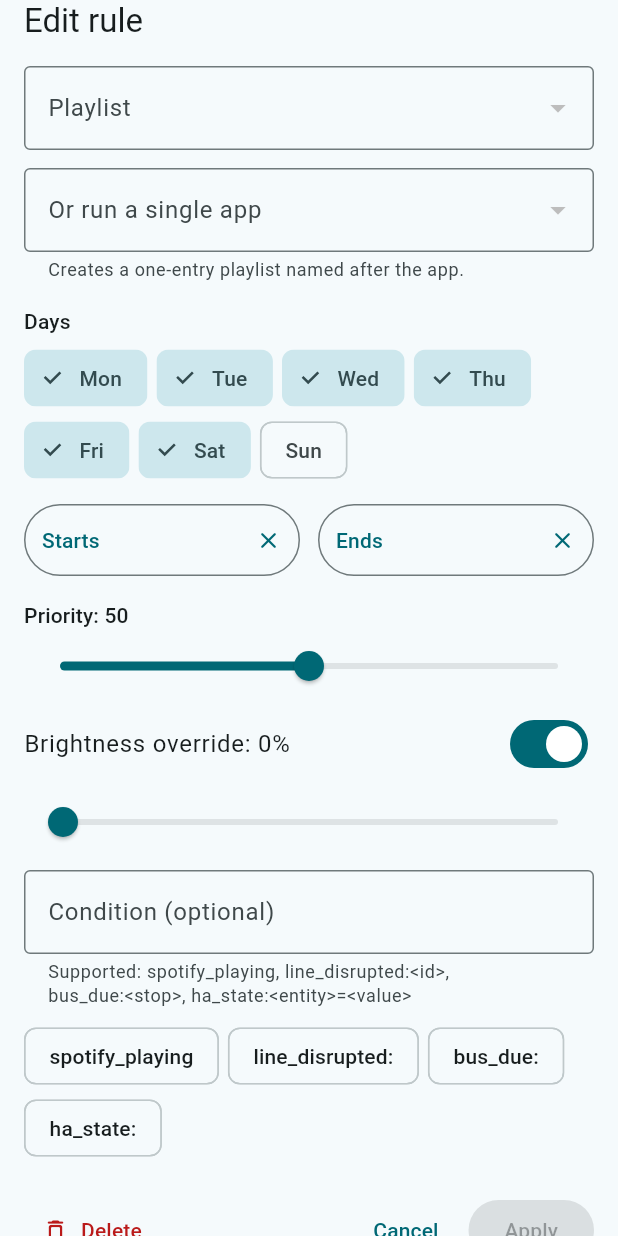
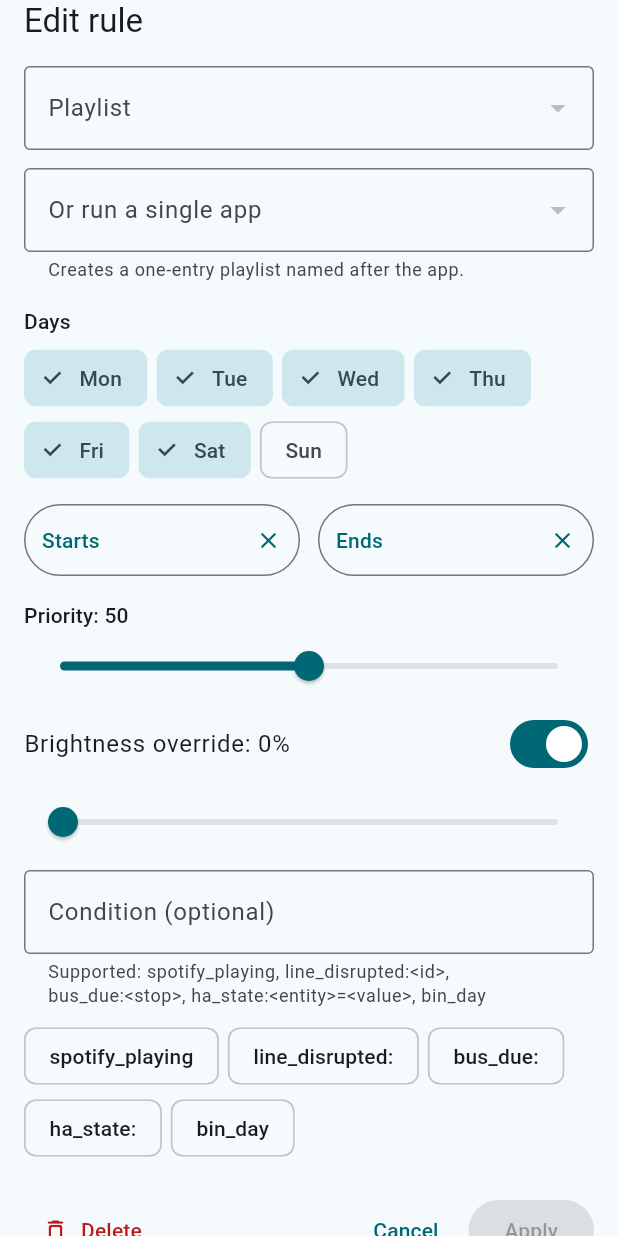
Before and after one commit to benfl3713/LedMatrixOS, a Flutter app: the RuleEditor widget shown alone on an empty page, opened directly with empty values, after a tap on "Sun", on a phone screen of 412 x 824 dp. Run offline on Flutter 3.47's test engine with Material 3 defaults, Android fonts, the phone set to English and light mode, and no system bars; drawn by our look-alikes of dynamic_color; our stand-ins replace flutter_riverpod, go_router, permission_handler, shared_preferences; missing offline and left inert: record; accounts and stored records are empty; network calls fail.

Commit message:
Flutter: offer the bin_day schedule condition in the rule editor
Co-Authored-By: Claude Sonnet 5.5 <noreply@anthropic.com>

```diff
--- a/flutter_app/lib/api/schedule_models.dart
+++ b/flutter_app/lib/api/schedule_models.dart
@@ -4,7 +4,7 @@ import 'dart:convert';
 const allDaysMask = 127;
 
 /// Supported rule conditions, shown as a hint in the rule editor.
-const conditionHint = 'spotify_playing, line_disrupted:<id>, bus_due:<stop>, ha_state:<entity>=<value>';
+const conditionHint = 'spotify_playing, line_disrupted:<id>, bus_due:<stop>, ha_state:<entity>=<value>, bin_day';
 
 int _int(Object? v, int fallback) => v is num ? v.round() : fallback;
 
--- a/flutter_app/lib/features/schedule/rule_editor.dart
+++ b/flutter_app/lib/features/schedule/rule_editor.dart
@@ -214,7 +214,7 @@ class _RuleEditorState extends ConsumerState<RuleEditor> {
             Wrap(
               spacing: 6,
               children: [
-                for (final sample in ['spotify_playing', 'line_disrupted:', 'bus_due:', 'ha_state:'])
+                for (final sample in ['spotify_playing', 'line_disrupted:', 'bus_due:', 'ha_state:', 'bin_day'])
                   ActionChip(
                     label: Text(sample),
                     onPressed: () => setState(() {
```
